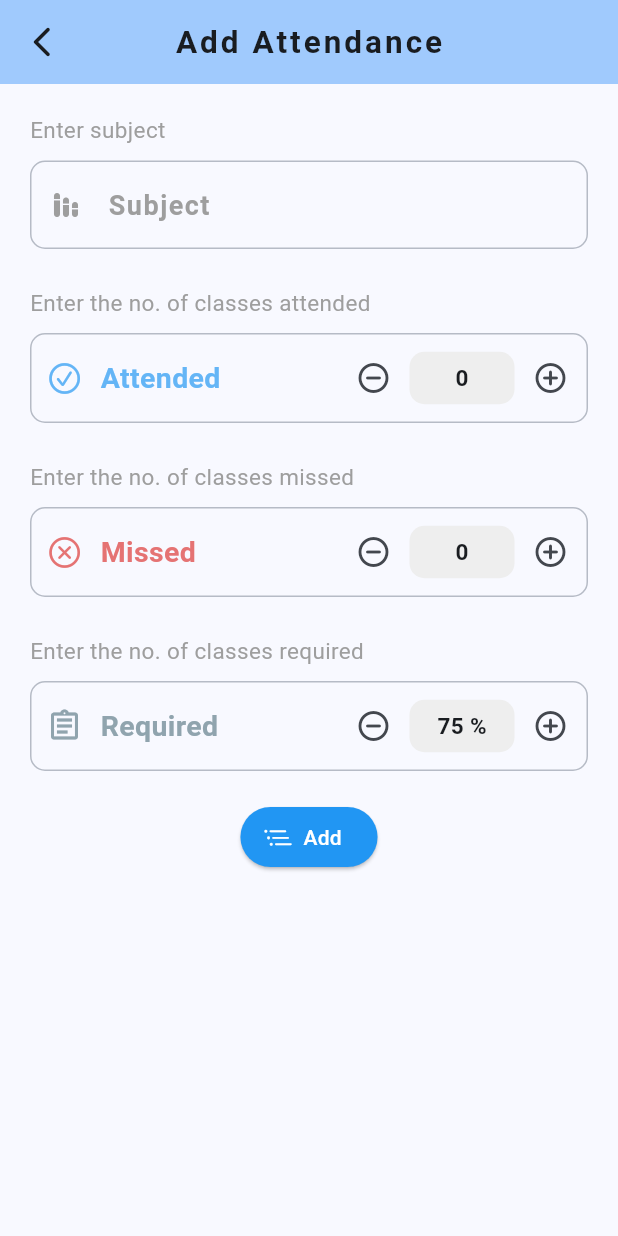
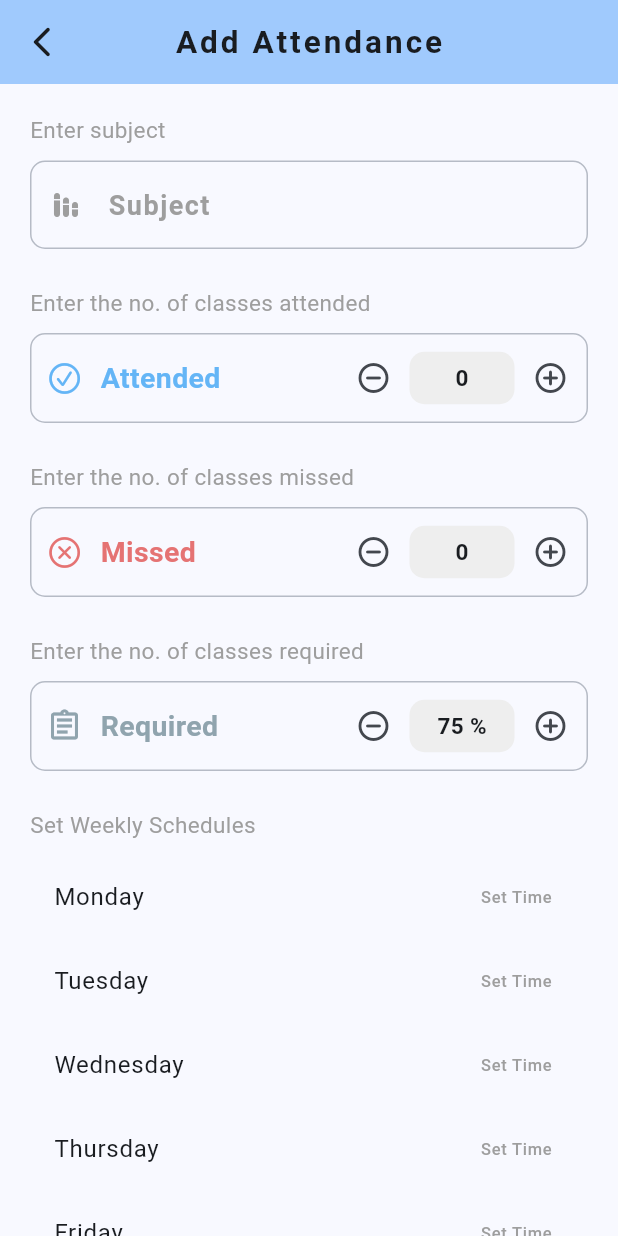
Before and after one commit to Aman-Sirmaur19/Attendance_Tracker_App, a Flutter app: the screen it shows after launch, after a tap on the "add" icon, on a phone screen of 412 x 824 dp. Run offline on Flutter 3.47's test engine with Material 3 defaults, Android fonts, the phone set to English and light mode, and no system bars; our stand-ins replace flutter_local_notifications, flutter_slider_drawer, google_mobile_ads, hive, hive_flutter, image_picker and 5 more; missing offline and left inert: in_app_update; accounts and stored records are empty; network calls fail.

Commit message:
Implemented local push notification.

```diff
--- a/lib/main.dart
+++ b/lib/main.dart
@@ -3,12 +3,15 @@ import 'package:flutter/services.dart';
 import 'package:hive_flutter/hive_flutter.dart';
 import 'package:google_mobile_ads/google_mobile_ads.dart';
 import 'package:shared_preferences/shared_preferences.dart';
+import 'package:timezone/data/latest.dart' as tzz;
+import 'package:timezone/timezone.dart' as tz;
 
 import './screens/tab_screen.dart';
 import 'data/hive_data_store.dart';
 import 'models/attendance.dart';
 import 'models/task.dart';
 import 'screens/settings_screen.dart';
+import 'services/notification_service.dart';
 
 late Size mq;
 late bool isFloatingActionButton;
@@ -22,6 +25,9 @@ Future<void> main() async {
   WidgetsFlutterBinding.ensureInitialized();
   await SystemChrome.setPreferredOrientations(
       [DeviceOrientation.portraitUp, DeviceOrientation.portraitDown]);
+  tzz.initializeTimeZones();
+  tz.setLocalLocation(tz.getLocation('Asia/Kolkata'));
+  await NotificationService.init();
   prefs = await SharedPreferences.getInstance();
   isFloatingActionButton = prefs.getBool('FloatingActionButton') ?? false;
 
--- a/lib/models/attendance.dart
+++ b/lib/models/attendance.dart
@@ -1,3 +1,4 @@
+import 'package:flutter/material.dart';
 import 'package:hive/hive.dart';
 import 'package:uuid/uuid.dart';
 
@@ -12,6 +13,7 @@ class Attendance extends HiveObject {
   int absent;
   int requirement;
   String createdAt;
+  Map<String, String?> schedules;
 
   Attendance({
     @HiveField(0) required this.id,
@@ -21,6 +23,7 @@ class Attendance extends HiveObject {
     @HiveField(4) required this.absent,
     @HiveField(5) required this.requirement,
     @HiveField(6) required this.createdAt,
+    @HiveField(7) required this.schedules,
   });
 
   // create new attendance
@@ -31,6 +34,7 @@ class Attendance extends HiveObject {
     int? absent,
     int? requirement,
     String? createdAt,
+    Map<String, String?>? schedules,
   }) =>
       Attendance(
         id: const Uuid().v1(),
@@ -40,5 +44,6 @@ class Attendance extends HiveObject {
         absent: absent ?? 0,
         requirement: requirement ?? 75,
         createdAt: createdAt ?? DateTime.now().toString(),
+        schedules: schedules ?? {},
       );
 }
--- a/lib/screens/attendance/add_attendance_screen.dart
+++ b/lib/screens/attendance/add_attendance_screen.dart
@@ -6,6 +6,7 @@ import 'package:google_mobile_ads/google_mobile_ads.dart';
 
 import '../../main.dart';
 import '../../models/attendance.dart';
+import '../../services/notification_service.dart';
 import '../../widgets/dialogs.dart';
 
 class AddAttendanceScreen extends StatefulWidget {
@@ -24,16 +25,27 @@ class _AddAttendanceScreenState extends State<AddAttendanceScreen> {
   int attended = 0;
   int missed = 0;
   int required = 75;
+  late Map<String, String?> schedules;
 
   @override
   void initState() {
     super.initState();
     initializeBannerAd();
+    schedules = {
+      'Monday': null,
+      'Tuesday': null,
+      'Wednesday': null,
+      'Thursday': null,
+      'Friday': null,
+      'Saturday': null,
+      'Sunday': null,
+    };
     if (widget.attendance != null) {
       subjectController.text = widget.attendance!.subject;
       attended = widget.attendance!.present;
       missed = widget.attendance!.absent;
       required = widget.attendance!.requirement;
+      schedules = widget.attendance!.schedules;
     }
   }
 
@@ -74,7 +86,7 @@ class _AddAttendanceScreenState extends State<AddAttendanceScreen> {
   }
 
   // Main function for creating or updating attendance
-  dynamic isAttendanceAlreadyExistUpdateElseCreate() {
+  dynamic isAttendanceAlreadyExistUpdateElseCreate() async {
     // update current attendance
     if (subjectController.text.trim().isNotEmpty && widget.attendance != null) {
       try {
@@ -82,7 +94,9 @@ class _AddAttendanceScreenState extends State<AddAttendanceScreen> {
         widget.attendance?.present = attended;
         widget.attendance?.absent = missed;
         widget.attendance?.requirement = required;
+        widget.attendance?.schedules = schedules;
         widget.attendance?.save();
+        await setNotificationsForAttendance(widget.attendance!);
         Dialogs.showSnackBar(context, 'Attendance updated successfully!');
         Navigator.pop(context);
       } catch (error) {
@@ -95,14 +109,69 @@ class _AddAttendanceScreenState extends State<AddAttendanceScreen> {
         absent: missed,
         requirement: required,
         createdAt: DateTime.now().toString(),
+        schedules: schedules,
       );
       // We are adding this new attendance to Hive DB using inherited widget
       BaseWidget.of(context).dataStore.addAttendance(attendance: attendance);
+      // Schedule notifications
+      await setNotificationsForAttendance(attendance);
       Dialogs.showSnackBar(context, 'Attendance created successfully!');
       Navigator.pop(context);
     } else {
       Dialogs.showErrorSnackBar(context, 'Enter subject');
     }
+  }
+
+  Future<void> setNotificationsForAttendance(Attendance attendance) async {
+    for (var entry in attendance.schedules.entries) {
+      final day = entry.key; // e.g., "Monday"
+      final timeString = entry.value; // e.g., "10:30 AM"
+
+      if (timeString != null) {
+        final DateTime now = DateTime.now();
+        DateTime scheduleTime = DateTime(
+          now.year,
+          now.month,
+          now.day,
+          int.parse(timeString.split(":")[0]),
+          int.parse(timeString.split(":")[1].split(" ")[0]),
+        );
+
+        // Adjust the date to the next occurrence of the day
+        while (scheduleTime.weekday != _weekdayFromName(day)) {
+          scheduleTime = scheduleTime.add(const Duration(days: 1));
+        }
+
+        int total = 0;
+        double miss = 0.0;
+        total = attendance.present + attendance.absent;
+        miss =
+            (100.0 * attendance.present) - (attendance.requirement * (total));
+        miss /= attendance.requirement;
+        String missClass = miss.toStringAsFixed(0);
+        String title = miss >= 2
+            ? 'You can miss $missClass classes'
+            : miss >= 1
+                ? 'You can miss $missClass class'
+                : 'Don\'t forget to attend';
+        String body = 'You have ${attendance.subject} class in 1 hour.';
+        await NotificationService.scheduleNotification(
+            title: title, body: body, scheduledTime: scheduleTime);
+      }
+    }
+  }
+
+  int _weekdayFromName(String dayName) {
+    const days = [
+      'Monday',
+      'Tuesday',
+      'Wednesday',
+      'Thursday',
+      'Friday',
+      'Saturday',
+      'Sunday'
+    ];
+    return days.indexOf(dayName) + 1;
   }
 
   @override
@@ -167,6 +236,37 @@ class _AddAttendanceScreenState extends State<AddAttendanceScreen> {
               ),
               const SizedBox(height: 10),
               _customCounterContainer(title: 'Required', number: required),
+              const SizedBox(height: 25),
+              const Text(
+                'Set Weekly Schedules',
+                style: TextStyle(fontSize: 15, color: Colors.grey),
+              ),
+              const SizedBox(height: 10),
+              ...schedules.keys.map((day) {
+                return ListTile(
+                  title: Text(day),
+                  trailing: schedules[day] != null
+                      ? Text(
+                          schedules[day]!,
+                          style: const TextStyle(color: Colors.blue),
+                        )
+                      : const Text(
+                          'Set Time',
+                          style: TextStyle(color: Colors.grey),
+                        ),
+                  onTap: () async {
+                    final localTime = await showTimePicker(
+                      context: context,
+                      initialTime: TimeOfDay.now(),
+                    );
+                    setState(() {
+                      if (localTime != null) {
+                        schedules[day] = localTime.format(context);
+                      }
+                    });
+                  },
+                );
+              }).toList(),
               const SizedBox(height: 20),
               Row(
                 mainAxisAlignment: MainAxisAlignment.spaceAround,
--- /dev/null
+++ b/lib/services/notification_service.dart
@@ -0,0 +1,57 @@
+import 'package:flutter_local_notifications/flutter_local_notifications.dart';
+import 'package:timezone/timezone.dart' as tz;
+
+class NotificationService {
+  static final FlutterLocalNotificationsPlugin flutterLocalNotificationsPlugin =
+      FlutterLocalNotificationsPlugin();
+
+  static Future<void> onDidReceiveNotification(
+      NotificationResponse notificationResponse) async {}
+
+  static Future<void> init() async {
+    const AndroidInitializationSettings androidInitializationSettings =
+        AndroidInitializationSettings('@mipmap/ic_launcher');
+    const InitializationSettings initializationSettings =
+        InitializationSettings(android: androidInitializationSettings);
+    await flutterLocalNotificationsPlugin.initialize(
+      initializationSettings,
+      onDidReceiveNotificationResponse: onDidReceiveNotification,
+      onDidReceiveBackgroundNotificationResponse: onDidReceiveNotification,
+    );
+    await flutterLocalNotificationsPlugin
+        .resolvePlatformSpecificImplementation<
+            AndroidFlutterLocalNotificationsPlugin>()
+        ?.requestNotificationsPermission();
+    await flutterLocalNotificationsPlugin
+        .resolvePlatformSpecificImplementation<
+            AndroidFlutterLocalNotificationsPlugin>()
+        ?.requestExactAlarmsPermission();
+  }
+
+  static Future<void> scheduleNotification({
+    required String title,
+    required String body,
+    required DateTime scheduledTime,
+  }) async {
+    final notificationId = scheduledTime.hashCode;
+    const NotificationDetails platformChannelSpecifics = NotificationDetails(
+        android: AndroidNotificationDetails(
+      'channelId',
+      'channelName',
+      importance: Importance.high,
+      priority: Priority.high,
+    ));
+    await flutterLocalNotificationsPlugin.zonedSchedule(
+      notificationId,
+      title,
+      body,
+      tz.TZDateTime.from(scheduledTime, tz.local)
+          .subtract(const Duration(hours: 1)),
+      platformChannelSpecifics,
+      uiLocalNotificationDateInterpretation:
+          UILocalNotificationDateInterpretation.absoluteTime,
+      androidScheduleMode: AndroidScheduleMode.exactAllowWhileIdle,
+      matchDateTimeComponents: DateTimeComponents.dateAndTime,
+    );
+  }
+}
--- a/pubspec.yaml
+++ b/pubspec.yaml
@@ -49,6 +49,8 @@ dependencies:
   photo_view: ^0.15.0
   in_app_update: ^4.2.3
   google_mobile_ads: ^5.1.0
+  flutter_local_notifications: ^18.0.1
+  timezone: ^0.9.4
 
 dev_dependencies:
   flutter_test:
```
Also changed, not shown: lib/models/attendance.g.dart, pubspec.lock, 4 other files.
